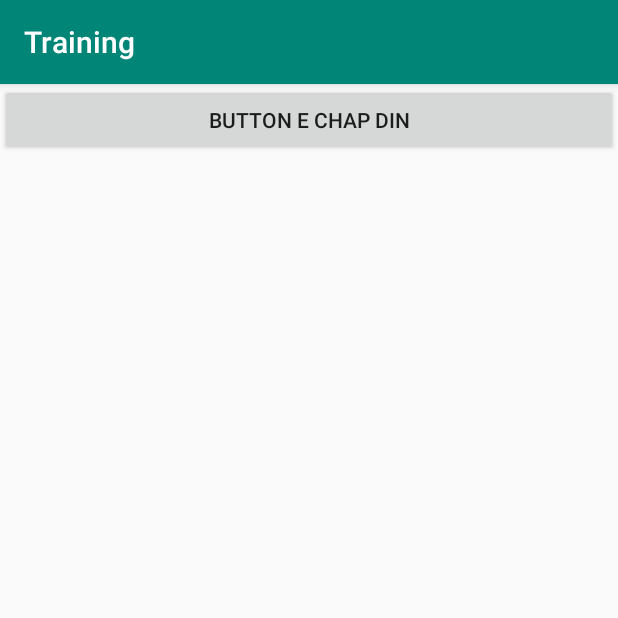
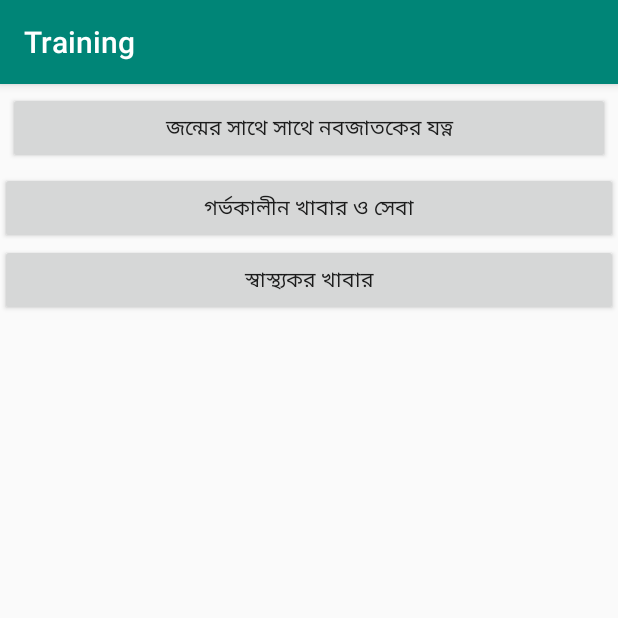
Before and after one commit to muntahatasnim/Bracathon-Health-Awareness, an Android app: the TrainingActivity screen opened directly, with no data from a screen before it, on a phone screen of 412 x 824 dp, the top half of it. Run offline under Robolectric (Android 15) with nearby library versions, the phone set to English and light mode, and no system bars.

Commit message:
raat 5 ta

```diff
--- a/app/src/main/java/com/csedu/bracathon/DengueActivity.java
+++ b/app/src/main/java/com/csedu/bracathon/DengueActivity.java
@@ -2,14 +2,15 @@ package com.csedu.bracathon;
 
 import android.support.v7.app.AppCompatActivity;
 import android.os.Bundle;
+import android.widget.TextView;
 
 public class DengueActivity extends AppCompatActivity {
 
+    private TextView textView;
     @Override
     protected void onCreate(Bundle savedInstanceState) {
         super.onCreate(savedInstanceState);
         setContentView(R.layout.activity_dengue);
         setTitle("ডেঙ্গু রোগের লক্ষণ");
-
     }
 }
--- a/app/src/main/java/com/csedu/bracathon/NotificationActivity.java
+++ b/app/src/main/java/com/csedu/bracathon/NotificationActivity.java
@@ -19,6 +19,7 @@ public class NotificationActivity extends AppCompatActivity {
             @Override
             public void onClick(View v) {
                 Intent intent = new Intent(NotificationActivity.this, DengueActivity.class);
+                startActivity(intent);
             }
         });
     }
--- a/app/src/main/res/layout/activity_training.xml
+++ b/app/src/main/res/layout/activity_training.xml
@@ -6,11 +6,28 @@
     android:layout_height="match_parent"
     tools:context=".TrainingActivity"
     android:orientation="vertical">
+
     <Button
         android:id="@+id/button"
         android:layout_width="match_parent"
         android:layout_height="wrap_content"
-        android:text="Button e chap din"
+        android:layout_margin="5dp"
+
+        android:layout_marginLeft="10dp"
+        android:text="জন্মের সাথে সাথে নবজাতকের যত্ন" />
+    <Button
+        android:id="@+id/button1"
+        android:layout_width="match_parent"
+        android:layout_height="wrap_content"
+        android:text="গর্ভকালীন খাবার ও সেবা"
+
+        />
+
+    <Button
+        android:id="@+id/button2"
+        android:layout_width="match_parent"
+        android:layout_height="wrap_content"
+        android:text="স্বাস্থ্যকর খাবার"
 
         />
 
```
Also changed, not shown: app/src/main/res/layout/activity_dengue.xml (+7 -4 lines).
